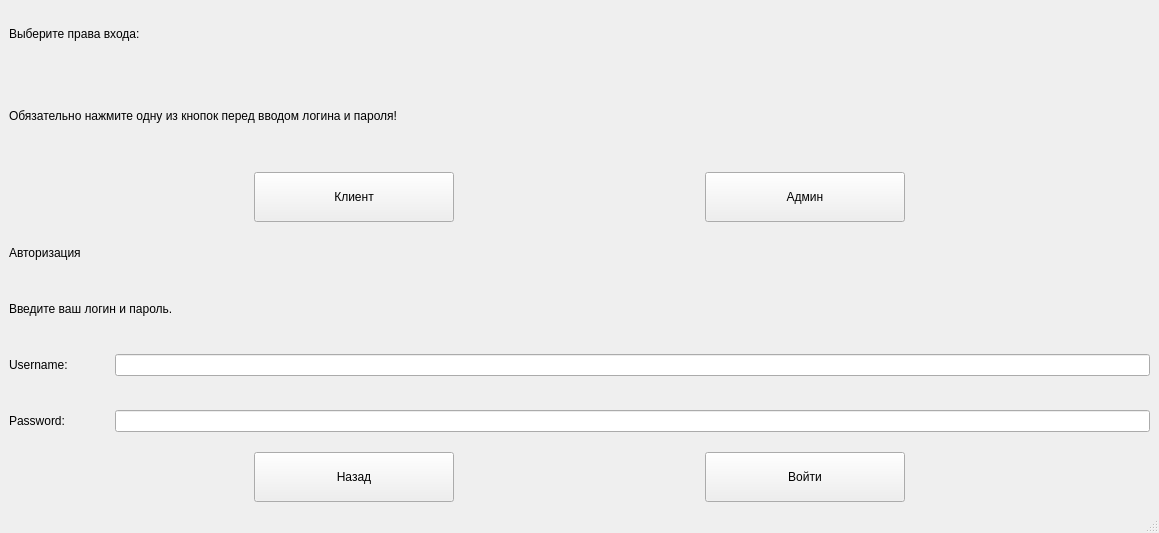
First picture: the form in AuthorizationWindow.ui, repository Mishlen337/BankApp, before the edit.
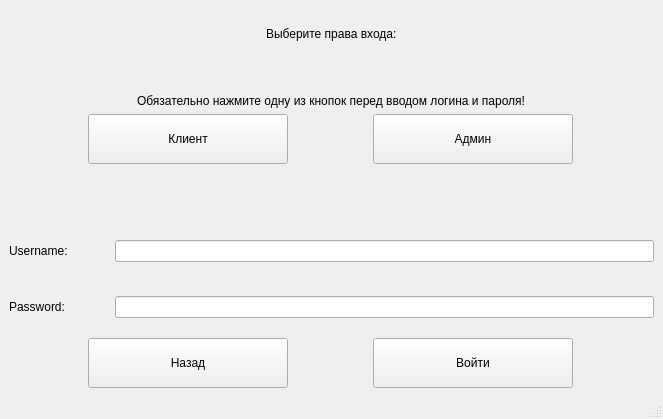
Second picture: the form after the edit.

What changed in the file:
```diff
--- a/AuthorizationWindow.ui
+++ b/AuthorizationWindow.ui
@@ -6,8 +6,8 @@
    <rect>
     <x>0</x>
     <y>0</y>
-    <width>1159</width>
-    <height>533</height>
+    <width>663</width>
+    <height>419</height>
    </rect>
   </property>
   <property name="windowTitle">
@@ -15,7 +15,7 @@
   </property>
   <widget class="QWidget" name="centralwidget">
    <layout class="QVBoxLayout" name="verticalLayout">
-    <item>
+    <item alignment="Qt::AlignHCenter|Qt::AlignTop">
      <widget class="QLabel" name="HeadingLabel">
       <property name="minimumSize">
        <size>
@@ -34,7 +34,7 @@
       </property>
      </widget>
     </item>
-    <item>
+    <item alignment="Qt::AlignHCenter|Qt::AlignBottom">
      <widget class="QLabel" name="DescriptionLabel">
       <property name="text">
        <string>Обязательно нажмите одну из кнопок перед вводом логина и пароля!</string>
@@ -83,7 +83,7 @@
       </item>
      </layout>
     </item>
-    <item>
+    <item alignment="Qt::AlignHCenter|Qt::AlignBottom">
      <widget class="QLabel" name="AuthorizationHeadingLabel">
       <property name="minimumSize">
        <size>
@@ -93,31 +93,12 @@
       </property>
       <property name="maximumSize">
        <size>
-        <width>250</width>
+        <width>16777215</width>
         <height>50</height>
        </size>
       </property>
       <property name="text">
-       <string>Авторизация</string>
-      </property>
-     </widget>
-    </item>
-    <item>
-     <widget class="QLabel" name="AuthorizationDescriptionLabel">
-      <property name="minimumSize">
-       <size>
-        <width>200</width>
-        <height>50</height>
-       </size>
-      </property>
-      <property name="maximumSize">
-       <size>
-        <width>250</width>
-        <height>50</height>
-       </size>
-      </property>
-      <property name="text">
-       <string>Введите ваш логин и пароль.</string>
+       <string/>
       </property>
      </widget>
     </item>
@@ -167,7 +148,11 @@
        </widget>
       </item>
       <item>
-       <widget class="QLineEdit" name="PasswordLineEdit"/>
+       <widget class="QLineEdit" name="PasswordLineEdit">
+        <property name="echoMode">
+         <enum>QLineEdit::Password</enum>
+        </property>
+       </widget>
       </item>
      </layout>
     </item>
```
